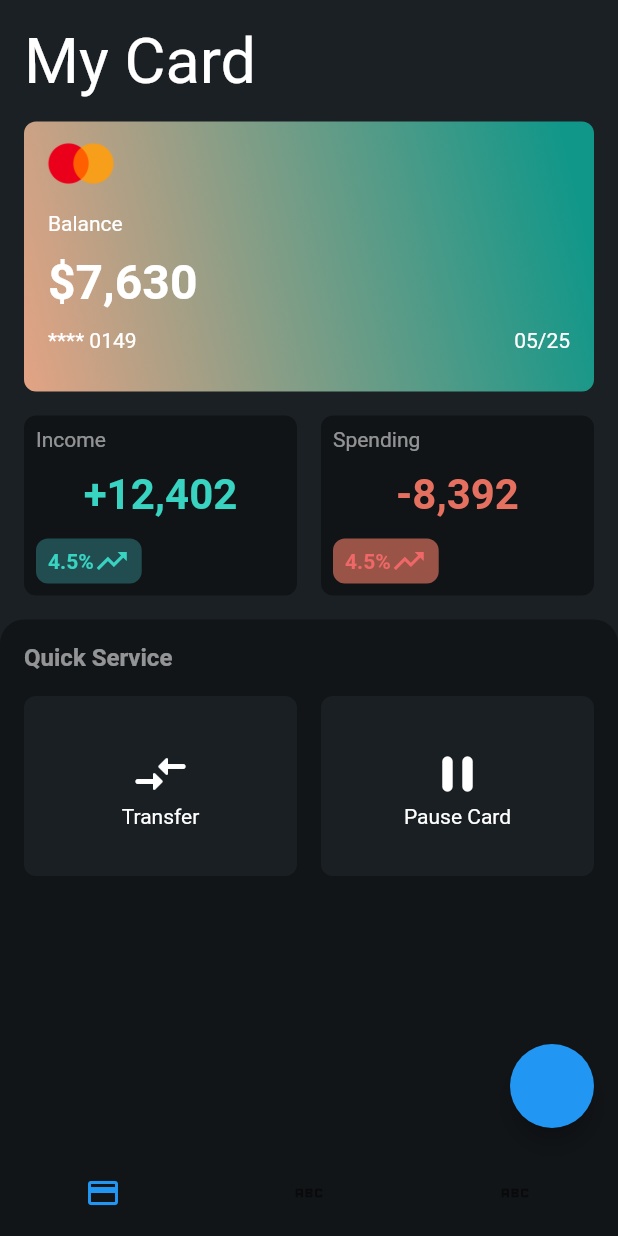
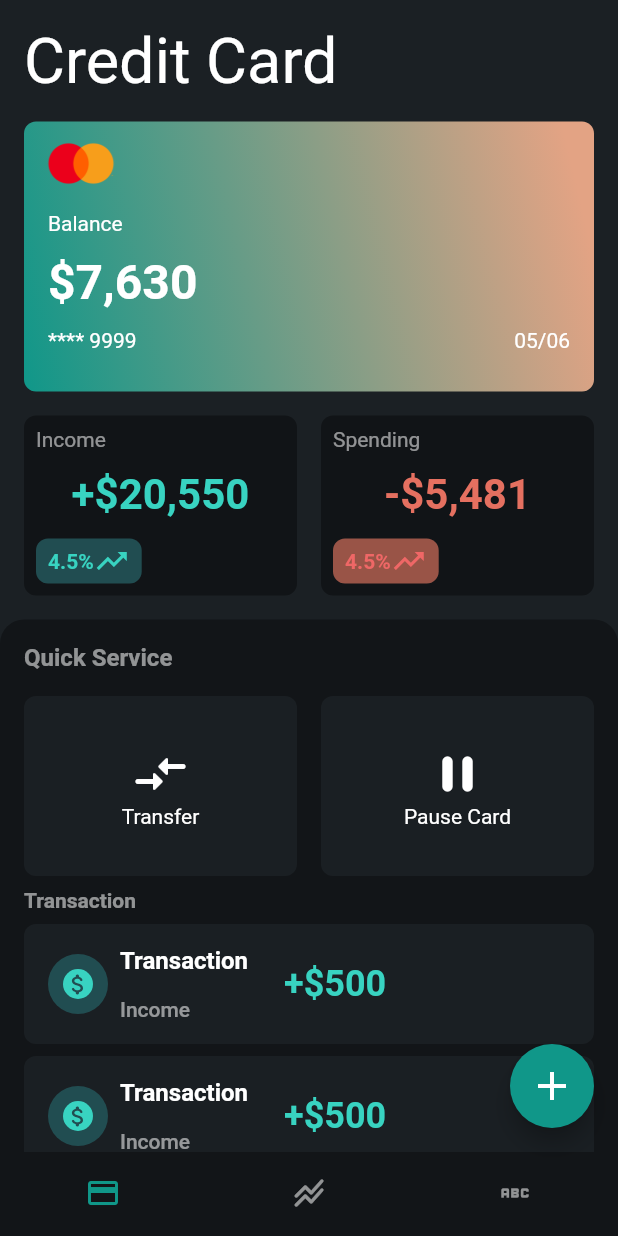
Before and after one commit to Xicatto/banking, a Flutter app: the screen it shows after launch, on a phone screen of 412 x 824 dp. Run offline on Flutter 3.47's test engine with Material 2 defaults, Android fonts, the phone set to English and light mode, and no system bars; statements that could not run were skipped.

Commit message:
Main screen done. Not Refactored

```diff
--- a/lib/main.dart
+++ b/lib/main.dart
@@ -31,12 +31,22 @@ class _MyHomePageState extends State<MyHomePage> {
   @override
   Widget build(BuildContext context) {
     return Scaffold(
-      floatingActionButton: FloatingActionButton(onPressed: () {}),
+      backgroundColor: const Color(0xFF1b2024),
+      floatingActionButton: FloatingActionButton(
+        onPressed: () {},
+        backgroundColor: const Color(0xFF109789),
+        child: const Icon(
+          Icons.add,
+          size: 32,
+        ),
+      ),
       bottomNavigationBar: BottomNavigationBar(
         showSelectedLabels: false,
         showUnselectedLabels: false,
         elevation: 0.0,
         backgroundColor: const Color(0xFF121518),
+        unselectedItemColor: Colors.white54,
+        selectedItemColor: const Color(0xFF109789),
         items: const [
           BottomNavigationBarItem(
             label: '',
@@ -44,7 +54,7 @@ class _MyHomePageState extends State<MyHomePage> {
           ),
           BottomNavigationBarItem(
             label: '',
-            icon: Icon(Icons.abc),
+            icon: Icon(Icons.stacked_line_chart_rounded),
           ),
           BottomNavigationBarItem(
             label: '',
@@ -53,10 +63,8 @@ class _MyHomePageState extends State<MyHomePage> {
         ],
       ),
       body: SafeArea(
-        child: Container(
-          color: const Color(0xFF1b2024),
+        child: SingleChildScrollView(
           child: Column(
-            crossAxisAlignment: CrossAxisAlignment.stretch,
             children: [
               Padding(
                 padding: const EdgeInsets.all(16.0),
@@ -67,20 +75,50 @@ class _MyHomePageState extends State<MyHomePage> {
                       child: Align(
                         alignment: Alignment.centerLeft,
                         child: Text(
-                          'My Card',
+                          'Credit Card',
                           style: TextStyle(fontSize: 42, color: Colors.white),
                         ),
                       ),
                     ),
-                    ConstrainedBox(
+                    creditCardWidget(),
+                    Padding(
+                      padding: const EdgeInsets.only(top: 16.0),
+                      child: ConstrainedBox(
+                        constraints: const BoxConstraints(
+                          maxWidth: 400,
+                        ),
+                        child: Row(
+                          children: [
+                            Flexible(child: incomeWidget()),
+                            Flexible(child: spendingWidget()),
+                          ],
+                        ),
+                      ),
+                    ),
+                  ],
+                ),
+              ),
+              SingleChildScrollView(
+                physics: const NeverScrollableScrollPhysics(),
+                child: SizedBox(child: quickServiceWidget()),
+              ),
+            ],
+          ),
+        ),
+      ),
+    );
+  }
+
+  Widget creditCardWidget() {
+    return ConstrainedBox(
       constraints: const BoxConstraints(maxWidth: 400),
       child: Container(
         height: 180,
         decoration: const BoxDecoration(
           gradient: LinearGradient(
             colors: [
+              Color(0xFF109789),
               Color(0xFFe3a384),
-                              Color(0xFF109789),
             ],
             begin: Alignment.bottomLeft,
             end: Alignment(1, 0),
@@ -109,8 +147,7 @@ class _MyHomePageState extends State<MyHomePage> {
               ),
             ),
             const Padding(
-                              padding: EdgeInsets.only(
-                                  left: 8.0, top: 12.0, bottom: 12.0),
+              padding: EdgeInsets.only(left: 8.0, top: 12.0, bottom: 12.0),
               child: Text(
                 '\$7,630',
                 style: TextStyle(
@@ -120,20 +157,18 @@ class _MyHomePageState extends State<MyHomePage> {
               ),
             ),
             Padding(
-                              padding:
-                                  const EdgeInsets.symmetric(horizontal: 8.0),
+              padding: const EdgeInsets.symmetric(horizontal: 8.0),
               child: Row(
-                                mainAxisAlignment:
-                                    MainAxisAlignment.spaceBetween,
+                mainAxisAlignment: MainAxisAlignment.spaceBetween,
                 children: const [
                   Text(
-                                    '**** 0149',
+                    '**** 9999',
                     style: TextStyle(
                       color: Colors.white,
                     ),
                   ),
                   Text(
-                                    '05/25',
+                    '05/06',
                     style: TextStyle(
                       color: Colors.white,
                     ),
@@ -144,17 +179,11 @@ class _MyHomePageState extends State<MyHomePage> {
           ],
         ),
       ),
-                    ),
-                    Padding(
-                      padding: const EdgeInsets.only(top: 16.0),
-                      child: ConstrainedBox(
-                        constraints: const BoxConstraints(
-                          maxWidth: 400,
-                        ),
-                        child: Row(
-                          children: [
-                            Flexible(
-                              child: Container(
+    );
+  }
+
+  Widget incomeWidget() {
+    return Container(
       margin: const EdgeInsets.only(right: 8.0),
       padding: const EdgeInsets.all(8.0),
       decoration: BoxDecoration(
@@ -163,8 +192,7 @@ class _MyHomePageState extends State<MyHomePage> {
       ),
       height: 120,
       child: Column(
-                                  mainAxisAlignment:
-                                      MainAxisAlignment.spaceBetween,
+        mainAxisAlignment: MainAxisAlignment.spaceBetween,
         crossAxisAlignment: CrossAxisAlignment.start,
         children: [
           const Text(
@@ -174,7 +202,7 @@ class _MyHomePageState extends State<MyHomePage> {
           const Align(
             alignment: Alignment.center,
             child: Text(
-                                        '+12,402',
+              '+\$20,550',
               style: TextStyle(
                   color: Color(0xFF38d3c1),
                   fontWeight: FontWeight.bold,
@@ -186,14 +214,11 @@ class _MyHomePageState extends State<MyHomePage> {
               Container(
                 height: 30,
                 decoration: BoxDecoration(
-                                              borderRadius:
-                                                  BorderRadius.circular(8.0),
+                    borderRadius: BorderRadius.circular(8.0),
                     color: const Color(0xFF214d51)),
-                                          padding: const EdgeInsets.symmetric(
-                                              horizontal: 8.0),
+                padding: const EdgeInsets.symmetric(horizontal: 8.0),
                 child: Row(
-                                            mainAxisAlignment:
-                                                MainAxisAlignment.spaceBetween,
+                  mainAxisAlignment: MainAxisAlignment.spaceBetween,
                   children: const [
                     Text(
                       '4.5%',
@@ -214,10 +239,11 @@ class _MyHomePageState extends State<MyHomePage> {
           ),
         ],
       ),
-                              ),
-                            ),
-                            Flexible(
-                              child: Container(
+    );
+  }
+
+  Widget spendingWidget() {
+    return Container(
       margin: const EdgeInsets.only(left: 8.0),
       padding: const EdgeInsets.all(8.0),
       decoration: BoxDecoration(
@@ -226,8 +252,7 @@ class _MyHomePageState extends State<MyHomePage> {
       ),
       height: 120,
       child: Column(
-                                  mainAxisAlignment:
-                                      MainAxisAlignment.spaceBetween,
+        mainAxisAlignment: MainAxisAlignment.spaceBetween,
         crossAxisAlignment: CrossAxisAlignment.start,
         children: [
           const Align(
@@ -240,7 +265,7 @@ class _MyHomePageState extends State<MyHomePage> {
           const Align(
             alignment: Alignment.center,
             child: Text(
-                                        '-8,392',
+              '-\$5,481',
               style: TextStyle(
                   color: Color(0xFFe57060),
                   fontSize: 28,
@@ -252,14 +277,11 @@ class _MyHomePageState extends State<MyHomePage> {
               Container(
                 height: 30,
                 decoration: BoxDecoration(
-                                              borderRadius:
-                                                  BorderRadius.circular(8.0),
+                    borderRadius: BorderRadius.circular(8.0),
                     color: const Color(0xFF995447)),
-                                          padding: const EdgeInsets.symmetric(
-                                              horizontal: 8.0),
+                padding: const EdgeInsets.symmetric(horizontal: 8.0),
                 child: Row(
-                                            mainAxisAlignment:
-                                                MainAxisAlignment.spaceBetween,
+                  mainAxisAlignment: MainAxisAlignment.spaceBetween,
                   children: const [
                     Text(
                       '4.5%',
@@ -280,17 +302,11 @@ class _MyHomePageState extends State<MyHomePage> {
           ),
         ],
       ),
-                              ),
-                            ),
-                          ],
-                        ),
-                      ),
-                    ),
-                  ],
-                ),
-              ),
-              Expanded(
-                child: Container(
+    );
+  }
+
+  Widget quickServiceWidget() {
+    return Container(
       decoration: const BoxDecoration(
         borderRadius: BorderRadius.only(
           topLeft: Radius.circular(16.0),
@@ -369,13 +385,103 @@ class _MyHomePageState extends State<MyHomePage> {
                 ),
               ],
             ),
+            const Padding(
+              padding: EdgeInsets.symmetric(vertical: 8.0),
+              child: Text(
+                'Transaction',
+                style: TextStyle(
+                    color: Colors.white54, fontWeight: FontWeight.w600),
+              ),
+            ),
+            ListView.separated(
+              separatorBuilder: (context, index) => const SizedBox(
+                height: 8.0,
+              ),
+              shrinkWrap: true,
+              itemCount: 5,
+              itemBuilder: (context, index) {
+                return Container(
+                  height: 80,
+                  decoration: BoxDecoration(
+                    borderRadius: BorderRadius.circular(8.0),
+                    color: const Color(0xFF1a1f23),
+                  ),
+                  child: Row(
+                    children: [
+                      Padding(
+                        padding: const EdgeInsets.only(left: 16.0),
+                        child: Stack(
+                          alignment: Alignment.center,
+                          children: [
+                            Container(
+                              height: 40,
+                              width: 40,
+                              child: const Align(
+                                alignment: Alignment.center,
+                              ),
+                              decoration: const BoxDecoration(
+                                shape: BoxShape.circle,
+                                color: Color(0xFF214d51),
+                              ),
+                            ),
+                            Container(
+                              height: 20,
+                              width: 20,
+                              decoration: const BoxDecoration(
+                                shape: BoxShape.circle,
+                                color: Color(0xFF38d3c1),
+                              ),
+                            ),
+                            const Icon(
+                              Icons.attach_money_rounded,
+                              size: 18,
+                              color: Color(0xFF214d51),
+                            )
                           ],
                         ),
+                      ),
+                      Padding(
+                        padding: const EdgeInsets.only(left: 8.0),
+                        child: Column(
+                          mainAxisAlignment: MainAxisAlignment.spaceEvenly,
+                          crossAxisAlignment: CrossAxisAlignment.start,
+                          children: const [
+                            Text(
+                              'Transaction',
+                              style: TextStyle(
+                                color: Colors.white,
+                                fontSize: 16.0,
+                                fontWeight: FontWeight.w600,
+                              ),
+                            ),
+                            Text(
+                              'Income',
+                              style: TextStyle(
+                                color: Colors.white54,
+                                fontSize: 14.0,
+                                fontWeight: FontWeight.w500,
+                              ),
+                            ),
+                          ],
+                        ),
+                      ),
+                      const Padding(
+                        padding: EdgeInsets.only(left: 24.0),
+                        child: Text(
+                          '+\$500',
+                          style: TextStyle(
+                            color: Color(0xFF38d3c1),
+                            fontWeight: FontWeight.w600,
+                            fontSize: 24.0,
                           ),
                         ),
                       ),
                     ],
                   ),
+                );
+              },
+            ),
+          ],
         ),
       ),
     );
```
Lines whose indentation alone changed are shown as unchanged.
